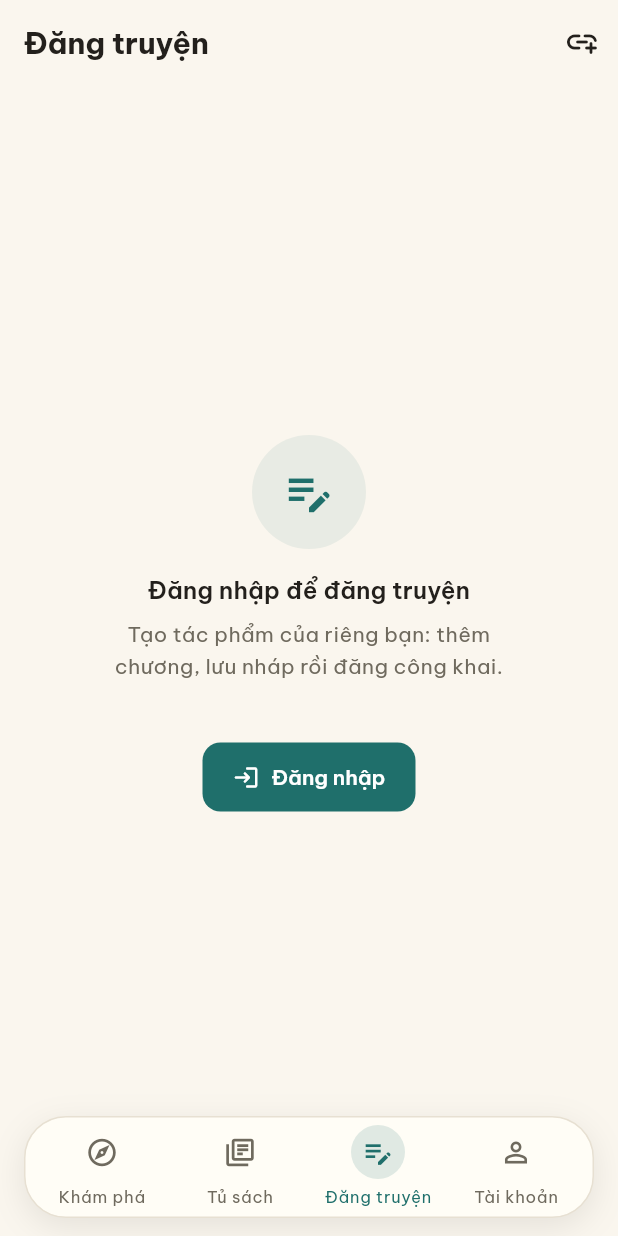
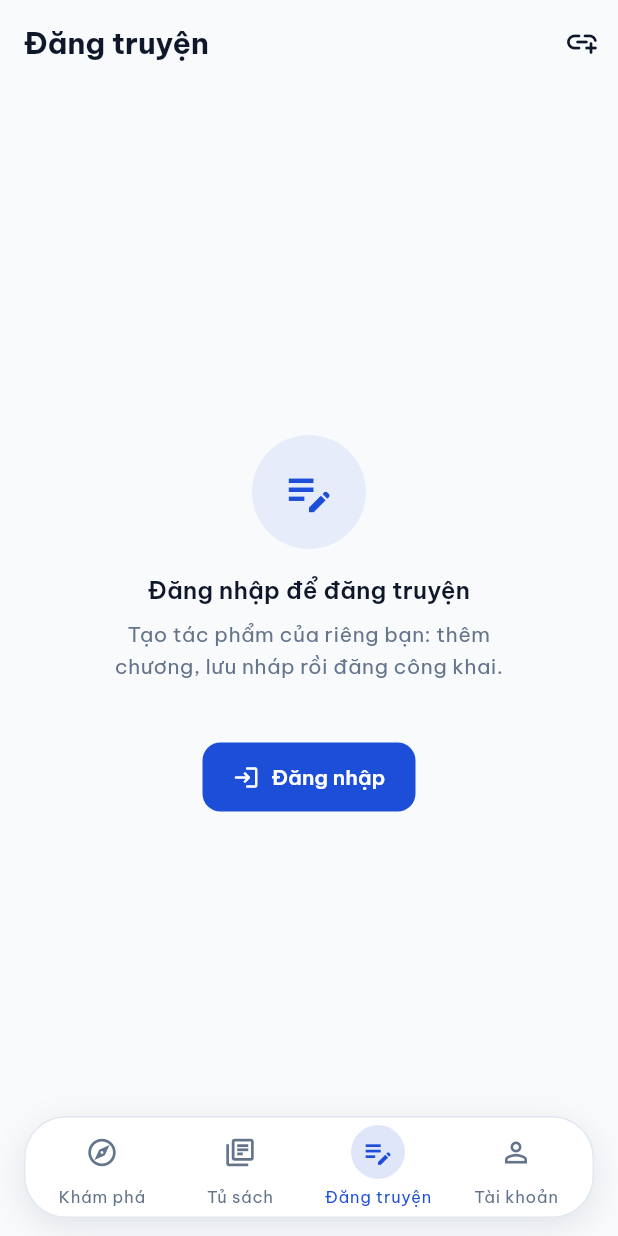
Before and after one commit to htltri9-byte/VietRead, a Flutter app: the screen it shows after launch, item 3 of the bottom bar chosen, on a phone screen of 412 x 824 dp. Run offline on Flutter 3.47's test engine with Material 3 defaults, Android fonts, the phone set to English and light mode, and no system bars; our stand-ins replace cached_network_image, shared_preferences, sqflite; accounts and stored records are empty; network calls fail.

Commit message:
[Fix] UI/UX

```diff
--- a/lib/services/api_config.dart
+++ b/lib/services/api_config.dart
@@ -9,7 +9,7 @@ class ApiConfig {
   ///
   /// **Bước 6** đã chuyển sang API thật (`false`) — muốn chạy không cần backend
   /// thì đổi lại thành `true`, không phải sửa code ở nơi khác.
-  static const bool useMock = false;
+  static const bool useMock = true;
 
   /// Địa chỉ backend.
   ///
--- a/lib/theme/app_theme.dart
+++ b/lib/theme/app_theme.dart
@@ -1,30 +1,29 @@
 import 'package:flutter/material.dart';
 
-/// Bảng màu "Mực & Giấy" — ánh xạ đúng theo Phần A2 của đề bài.
+/// Bảng màu Indigo & Modern Slate — Xanh hiện đại, tươi sáng và sắc nét.
 class AppColors {
   const AppColors._();
 
-  // ----- Chủ đề sáng (nền kem giấy) -----
-  static const Color paper = Color(0xFFFAF6EE); // nền kem giấy
-  static const Color card = Color(0xFFFFFDF6); // card trắng ngà
-  static const Color ink = Color(0xFF23201C); // màu chữ
-  static const Color inkMuted = Color(0xFF6F6A5E); // chữ phụ
-  static const Color border = Color(0xFFE7E0D2); // viền mảnh
+  // ----- Chủ đề sáng (nền trắng mát & xám nhạt) -----
+  static const Color paper = Color(0xFFF8FAFC); // nền slate-50 mát mẻ
+  static const Color card = Color(0xFFFFFFFF); // card trắng tinh tế
+  static const Color ink = Color(0xFF0F172A); // màu chữ slate-900 sắc nét
+  static const Color inkMuted = Color(0xFF64748B); // chữ phụ slate-500
+  static const Color border = Color(0xFFE2E8F0); // viền mảnh slate-200
 
-  // ----- Chủ đề tối -----
-  static const Color night = Color(0xFF14181A); // nền tối
-  static const Color cardNight = Color(0xFF1C2225);
-  static const Color inkNight = Color(0xFFF1EEE7);
-  static const Color inkMutedNight = Color(0xFF9BA4A6);
-  static const Color borderNight = Color(0xFF2C3336);
+  // ----- Chủ đề tối (Midnight Blue sâu thẳm) -----
+  static const Color night = Color(0xFF0B0F19); // nền xanh đêm sâu
+  static const Color cardNight = Color(0xFF111827); // card midnight
+  static const Color inkNight = Color(0xFFF8FAFC); // chữ sáng
+  static const Color inkMutedNight = Color(0xFF94A3B8); // chữ phụ sáng dịu
+  static const Color borderNight = Color(0xFF1E293B); // viền đêm slate-800
 
   // ----- Dùng chung cho cả 2 chế độ -----
-  static const Color primary = Color(0xFF1F6F6B); // xanh ngọc đậm
+  static const Color primary = Color(0xFF1D4ED8); // xanh Indigo hiện đại
 
-  /// Bản sáng của xanh ngọc — dùng trên nền tối (thanh điều hướng, nhấn
-  /// nhạt…) để chữ nhỏ vẫn đạt tương phản dễ đọc.
-  static const Color primarySoft = Color(0xFF57BFB6);
-  static const Color accent = Color(0xFFFF6B57); // san hô
+  /// Bản sáng của xanh Indigo — dùng trên nền tối để chữ nhỏ/icon đạt tương phản cao.
+  static const Color primarySoft = Color(0xFF60A5FA);
+  static const Color accent = Color(0xFFF59E0B); // hổ phách ấm (Amber)
   static const Color white = Color(0xFFFFFFFF);
 
   // ----- Nền đọc sepia (A3.5: sáng / tối / sepia) -----
```
Also changed, not shown: 2 other files.
